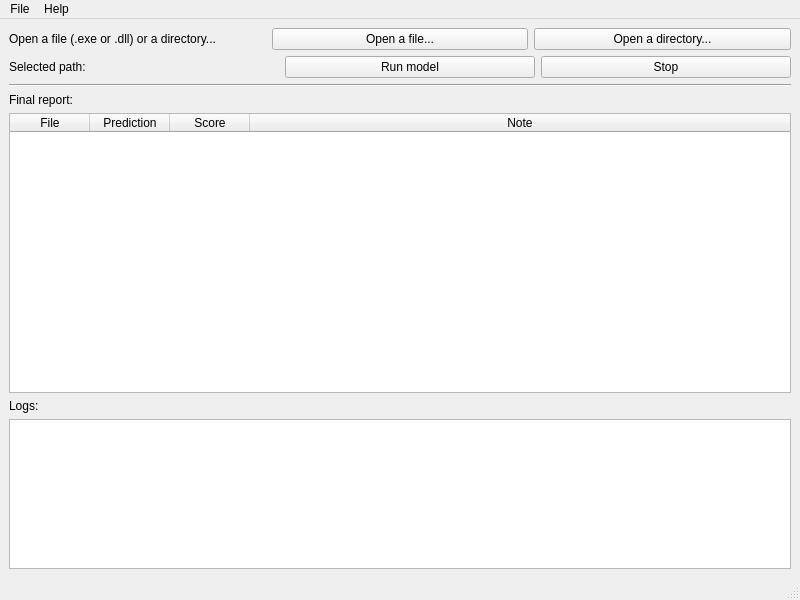
Qt form src/main/resources/base/ui/main_window.ui (codepictor/static-pe-analysis) before a commit.
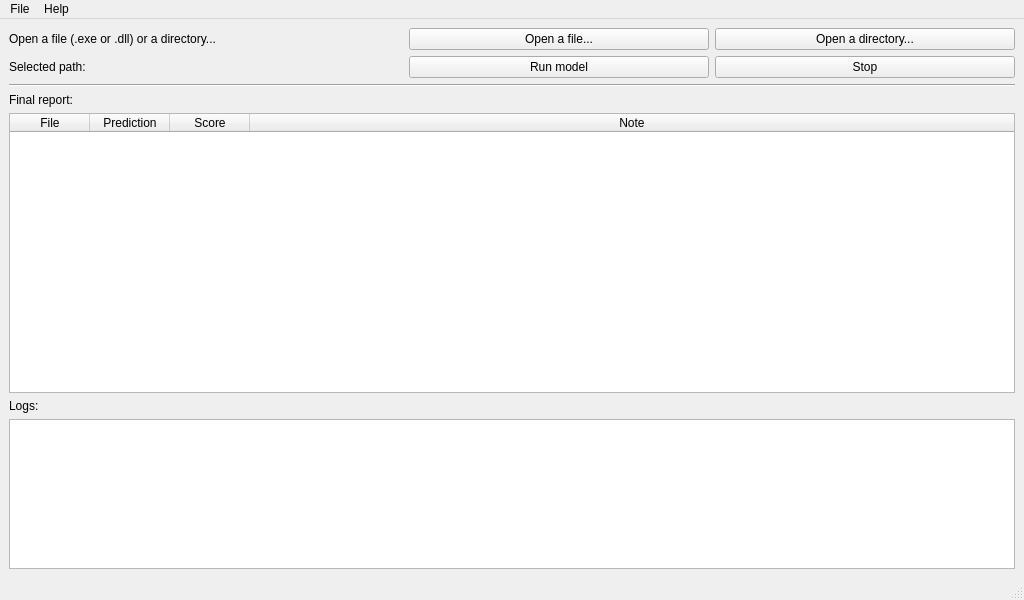
The same form after that commit.

Commit message: Update main window

The edit to the form file:
```diff
--- a/src/main/resources/base/ui/main_window.ui
+++ b/src/main/resources/base/ui/main_window.ui
@@ -6,13 +6,13 @@
    <rect>
     <x>0</x>
     <y>0</y>
-    <width>800</width>
+    <width>1024</width>
     <height>600</height>
    </rect>
   </property>
   <property name="minimumSize">
    <size>
-    <width>800</width>
+    <width>1024</width>
     <height>600</height>
    </size>
   </property>
@@ -37,13 +37,13 @@
        <widget class="QPushButton" name="pushButton_OpenFile">
         <property name="minimumSize">
          <size>
-          <width>250</width>
+          <width>300</width>
           <height>0</height>
          </size>
         </property>
         <property name="maximumSize">
          <size>
-          <width>350</width>
+          <width>300</width>
           <height>16777215</height>
          </size>
         </property>
@@ -56,13 +56,13 @@
        <widget class="QPushButton" name="pushButton_OpenDir">
         <property name="minimumSize">
          <size>
-          <width>250</width>
+          <width>300</width>
           <height>0</height>
          </size>
         </property>
         <property name="maximumSize">
          <size>
-          <width>350</width>
+          <width>300</width>
           <height>16777215</height>
          </size>
         </property>
@@ -85,13 +85,13 @@
        <widget class="QLabel" name="label_Selected">
         <property name="minimumSize">
          <size>
-          <width>150</width>
+          <width>100</width>
           <height>0</height>
          </size>
         </property>
         <property name="maximumSize">
          <size>
-          <width>150</width>
+          <width>16777215</width>
           <height>16777215</height>
          </size>
         </property>
@@ -102,6 +102,12 @@
       </item>
       <item>
        <widget class="QLabel" name="label_Path">
+        <property name="minimumSize">
+         <size>
+          <width>90</width>
+          <height>0</height>
+         </size>
+        </property>
         <property name="text">
          <string/>
         </property>
@@ -111,13 +117,13 @@
        <widget class="QPushButton" name="pushButton_RunModel">
         <property name="minimumSize">
          <size>
-          <width>250</width>
+          <width>300</width>
           <height>0</height>
          </size>
         </property>
         <property name="maximumSize">
          <size>
-          <width>350</width>
+          <width>300</width>
           <height>16777215</height>
          </size>
         </property>
@@ -130,13 +136,13 @@
        <widget class="QPushButton" name="pushButton_StopModel">
         <property name="minimumSize">
          <size>
-          <width>250</width>
+          <width>300</width>
           <height>0</height>
          </size>
         </property>
         <property name="maximumSize">
          <size>
-          <width>350</width>
+          <width>300</width>
           <height>16777215</height>
          </size>
         </property>
@@ -160,13 +166,13 @@
        <widget class="QLabel" name="label_FinalReport">
         <property name="minimumSize">
          <size>
-          <width>150</width>
+          <width>200</width>
           <height>0</height>
          </size>
         </property>
         <property name="maximumSize">
          <size>
-          <width>150</width>
+          <width>16777215</width>
           <height>16777215</height>
          </size>
         </property>
@@ -280,7 +286,7 @@
     <rect>
      <x>0</x>
      <y>0</y>
-     <width>800</width>
+     <width>1024</width>
      <height>22</height>
     </rect>
    </property>
```
The commit also changes 2 other files.
